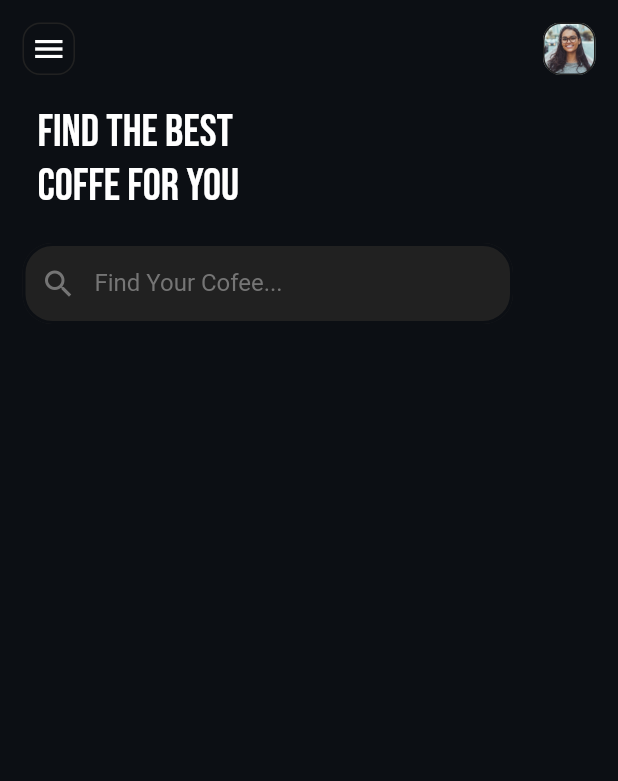
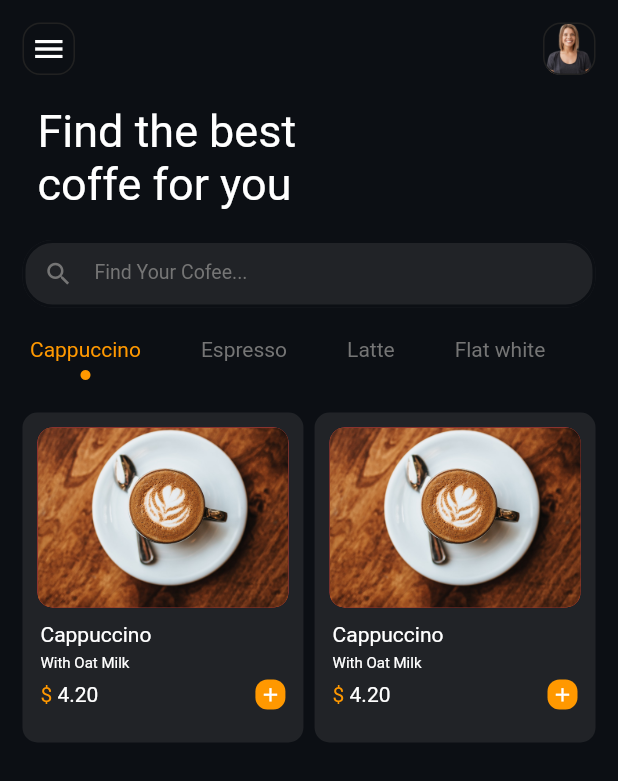
Before and after one commit to ruvima/coffee_shop_ui, a Flutter app: the screen it shows after launch, on a phone screen of 412 x 824 dp. Shown: the top 781 px of the screen. Run offline on Flutter 3.47's test engine with Material 2 defaults, Android fonts, the phone set to English and light mode, and no system bars; our stand-ins replace flutter_riverpod.

Commit message:
new font, provider and  coffee container

```diff
--- a/lib/main.dart
+++ b/lib/main.dart
@@ -2,8 +2,9 @@ import 'package:coffee_shop_ui/routes/route.dart';
 import 'package:coffee_shop_ui/screen/details_screen.dart';
 import 'package:coffee_shop_ui/screen/home_screen.dart';
 import 'package:flutter/material.dart';
+import 'package:flutter_riverpod/flutter_riverpod.dart';
 
-void main() => runApp(const MyApp());
+void main() => runApp(const ProviderScope(child: MyApp()));
 
 class MyApp extends StatelessWidget {
   const MyApp({super.key});
--- /dev/null
+++ b/lib/provider/coffee_list_provider.dart
@@ -0,0 +1,26 @@
+import 'package:flutter/foundation.dart';
+import 'package:flutter/material.dart';
+import 'package:flutter_riverpod/flutter_riverpod.dart';
+
+final selectedCoffeeProvider =
+    ChangeNotifierProvider<SelectedCoffee>((ref) => SelectedCoffee());
+
+class SelectedCoffee extends ChangeNotifier {
+  bool _isSelected;
+  int _selectedIndex;
+  SelectedCoffee([this._isSelected = true, this._selectedIndex = 0]);
+
+  bool get isSelected => _isSelected;
+  int get selectedIndex => _selectedIndex;
+
+  void selectedSwitch(value) {
+    _selectedIndex = value;
+
+    if (selectedIndex == value) {
+      _isSelected = true;
+    } else {
+      _isSelected = false;
+    }
+    notifyListeners();
+  }
+}
--- a/lib/screen/home_screen.dart
+++ b/lib/screen/home_screen.dart
@@ -1,5 +1,9 @@
-import 'package:coffee_shop_ui/widgets/small_button.dart';
+import 'package:coffee_shop_ui/widgets/coffe_vertical_container.dart';
+import 'package:coffee_shop_ui/widgets/coffee_list.dart';
 import 'package:flutter/material.dart';
+import 'package:coffee_shop_ui/widgets/appbar_icon.dart';
+import 'package:coffee_shop_ui/widgets/search_bar.dart';
+import 'package:coffee_shop_ui/widgets/title_text.dart';
 
 class HomeScreen extends StatelessWidget {
   const HomeScreen({Key? key}) : super(key: key);
@@ -9,54 +13,24 @@ class HomeScreen extends StatelessWidget {
     return Scaffold(
       backgroundColor: const Color(0xFF0C0F14),
       body: SafeArea(
+        child: SingleChildScrollView(
           child: Padding(
             padding: const EdgeInsets.symmetric(horizontal: 15, vertical: 15),
             child: Column(
               crossAxisAlignment: CrossAxisAlignment.start,
-            children: [
-              Row(
-                mainAxisAlignment: MainAxisAlignment.spaceBetween,
               children: const [
-                  SmallButton(
-                    icon: Icon(Icons.menu),
-                  ),
-                  SmallButton(
-                    decorationImage: DecorationImage(
-                      image: AssetImage('assets/person.jpg'),
-                      fit: BoxFit.cover,
-                    ),
-                  ),
+                AppBarIcon(),
+                SizedBox(height: 20),
+                TitleText(),
+                SizedBox(height: 20),
+                SearchBar(),
+                SizedBox(height: 20),
+                CoffeeList(),
+                SizedBox(height: 20),
+                CoffeVerticalContainer(),
+                SizedBox(height: 20),
               ],
             ),
-              const Padding(
-                padding: EdgeInsets.only(top: 20, left: 10, bottom: 20),
-                child: Text(
-                  'Find the best\ncoffe for you',
-                  style: TextStyle(
-                      fontSize: 30,
-                      fontWeight: FontWeight.w500,
-                      fontFamily: 'BebasNeue'),
-                ),
-              ),
-              TextField(
-                decoration: InputDecoration(
-                  filled: true,
-                  fillColor: Colors.grey.shade900,
-                  enabledBorder: const OutlineInputBorder(
-                    borderRadius: BorderRadius.all(Radius.circular(20)),
-                    borderSide: BorderSide(color: Color(0xFF0C0F14), width: 2),
-                  ),
-                  constraints:
-                      const BoxConstraints.tightFor(width: 327, height: 54),
-                  labelText: 'Find Your Cofee...',
-                  labelStyle: TextStyle(color: Colors.grey.shade600),
-                  prefixIcon: Icon(
-                    Icons.search,
-                    color: Colors.grey.shade600,
-                  ),
-                ),
-              )
-            ],
           ),
         ),
       ),
--- /dev/null
+++ b/lib/widgets/appbar_icon.dart
@@ -0,0 +1,26 @@
+import 'package:coffee_shop_ui/widgets/small_button.dart';
+import 'package:flutter/material.dart';
+
+class AppBarIcon extends StatelessWidget {
+  const AppBarIcon({
+    Key? key,
+  }) : super(key: key);
+
+  @override
+  Widget build(BuildContext context) {
+    return Row(
+      mainAxisAlignment: MainAxisAlignment.spaceBetween,
+      children: const [
+        SmallButton(
+          icon: Icon(Icons.menu),
+        ),
+        SmallButton(
+          decorationImage: DecorationImage(
+            image: AssetImage('assets/person.png'),
+            fit: BoxFit.cover,
+          ),
+        ),
+      ],
+    );
+  }
+}
--- /dev/null
+++ b/lib/widgets/coffe_vertical_container.dart
@@ -0,0 +1,110 @@
+import 'dart:ui';
+
+import 'package:flutter/material.dart';
+
+class CoffeVerticalContainer extends StatelessWidget {
+  const CoffeVerticalContainer({
+    Key? key,
+  }) : super(key: key);
+
+  @override
+  Widget build(BuildContext context) {
+    final size = (MediaQuery.of(context).size);
+    return Row(
+      mainAxisAlignment: MainAxisAlignment.spaceBetween,
+      children: [
+        CoffeeBox(size: size),
+        //////////////
+        CoffeeBox(size: size),
+      ],
+    );
+  }
+}
+
+class CoffeeBox extends StatelessWidget {
+  const CoffeeBox({
+    Key? key,
+    required this.size,
+  }) : super(key: key);
+
+  final Size size;
+
+  @override
+  Widget build(BuildContext context) {
+    return Container(
+      width: size.width / 2.2,
+      height: 220,
+      decoration: BoxDecoration(
+        borderRadius: BorderRadius.circular(10),
+        color: Colors.grey.shade600.withOpacity(0.2),
+      ),
+      child: Column(
+        crossAxisAlignment: CrossAxisAlignment.start,
+        children: [
+          Container(
+            margin: EdgeInsets.all(10),
+            height: 120,
+            decoration: BoxDecoration(
+              borderRadius: BorderRadius.circular(10),
+              color: Colors.red,
+              image: const DecorationImage(
+                scale: 50,
+                fit: BoxFit.cover,
+                image: AssetImage(
+                  'assets/coffee0_0.jpg',
+                ),
+              ),
+            ),
+          ),
+          Padding(
+            padding: const EdgeInsets.only(left: 12.0, right: 12.0, bottom: 5),
+            child: Text(
+              'Cappuccino',
+              style: TextStyle(
+                fontWeight: FontWeight.w500,
+                fontFamily: 'Roboto-Regular',
+              ),
+            ),
+          ),
+          Padding(
+            padding: EdgeInsets.only(left: 12.0, right: 12.0, bottom: 5),
+            child: const Text(
+              'With Oat Milk',
+              style: TextStyle(
+                  fontWeight: FontWeight.w500,
+                  fontFamily: 'Roboto-Regular',
+                  fontSize: 10),
+            ),
+          ),
+          Padding(
+            padding: const EdgeInsets.only(left: 12.0, right: 12.0),
+            child: Row(
+              mainAxisAlignment: MainAxisAlignment.spaceBetween,
+              children: [
+                Row(
+                  children: [
+                    Text(
+                      '\$ ',
+                      style: TextStyle(color: Colors.orange),
+                    ),
+                    Text('4.20'),
+                  ],
+                ),
+                Container(
+                    height: 20,
+                    width: 20,
+                    decoration: BoxDecoration(
+                        borderRadius: BorderRadius.circular(8),
+                        color: Colors.orange),
+                    child: Icon(
+                      Icons.add,
+                      size: 15,
+                    ))
+              ],
+            ),
+          )
+        ],
+      ),
+    );
+  }
+}
--- /dev/null
+++ b/lib/widgets/coffee_list.dart
@@ -0,0 +1,63 @@
+import 'package:coffee_shop_ui/provider/coffee_list_provider.dart';
+import 'package:flutter/material.dart';
+import 'package:flutter_riverpod/flutter_riverpod.dart';
+
+class CoffeeList extends ConsumerWidget {
+  const CoffeeList({
+    super.key,
+  });
+
+  @override
+  Widget build(BuildContext context, WidgetRef ref) {
+    final List coffeeList = ['Cappuccino', 'Espresso', 'Latte', 'Flat white'];
+    final selectedCofee = ref.watch(selectedCoffeeProvider);
+
+    return Padding(
+      padding: const EdgeInsets.symmetric(horizontal: 5),
+      child: SizedBox(
+        height: 30,
+        child: ListView.builder(
+          scrollDirection: Axis.horizontal,
+          itemCount: coffeeList.length,
+          itemBuilder: (context, index) => Row(
+            children: [
+              GestureDetector(
+                onTap: () {
+                  ref
+                      .read(selectedCoffeeProvider.notifier)
+                      .selectedSwitch(index);
+                },
+                child: Column(
+                  children: [
+                    Text(
+                      coffeeList[index].toString(),
+                      style: TextStyle(
+                          fontWeight: FontWeight.w500,
+                          fontFamily: 'Roboto-Regular',
+                          color: selectedCofee.isSelected &&
+                                  selectedCofee.selectedIndex == index
+                              ? Colors.orange
+                              : Colors.grey.shade600),
+                    ),
+                    const SizedBox(height: 5),
+                    selectedCofee.isSelected &&
+                            selectedCofee.selectedIndex == index
+                        ? const Icon(
+                            Icons.circle,
+                            size: 8,
+                            color: Colors.orange,
+                          )
+                        : const SizedBox.shrink(),
+                  ],
+                ),
+              ),
+              const SizedBox(
+                width: 40,
+              ),
+            ],
+          ),
+        ),
+      ),
+    );
+  }
+}
--- /dev/null
+++ b/lib/widgets/search_bar.dart
@@ -0,0 +1,35 @@
+import 'package:flutter/material.dart';
+
+class SearchBar extends StatelessWidget {
+  const SearchBar({
+    Key? key,
+  }) : super(key: key);
+
+  @override
+  Widget build(BuildContext context) {
+    return TextField(
+      decoration: InputDecoration(
+        filled: true,
+        fillColor: Colors.grey.shade600.withOpacity(0.2),
+        enabledBorder: const OutlineInputBorder(
+          borderRadius: BorderRadius.all(Radius.circular(20)),
+          borderSide: BorderSide(color: Color(0xFF0C0F14), width: 2),
+        ),
+        constraints: const BoxConstraints.tightFor(
+          height: 45,
+        ),
+        labelText: 'Find Your Cofee...',
+        labelStyle: TextStyle(
+            color: Colors.grey.shade600,
+            fontWeight: FontWeight.w400,
+            fontFamily: 'Roboto-Regular',
+            fontSize: 13),
+        prefixIcon: Icon(
+          Icons.search,
+          color: Colors.grey.shade600,
+          size: 20,
+        ),
+      ),
+    );
+  }
+}
--- /dev/null
+++ b/lib/widgets/title_text.dart
@@ -0,0 +1,21 @@
+import 'package:flutter/material.dart';
+
+class TitleText extends StatelessWidget {
+  const TitleText({
+    Key? key,
+  }) : super(key: key);
+
+  @override
+  Widget build(BuildContext context) {
+    return const Padding(
+      padding: EdgeInsets.only(left: 10),
+      child: Text(
+        'Find the best\ncoffe for you',
+        style: TextStyle(
+            fontSize: 30,
+            fontWeight: FontWeight.w500,
+            fontFamily: 'Roboto-Regular'),
+      ),
+    );
+  }
+}
--- a/pubspec.yaml
+++ b/pubspec.yaml
@@ -27,10 +27,10 @@ flutter:
   assets:
     - assets/
   fonts:
-    - family: BebasNeue
+    - family: Roboto-Regular
       fonts:
-        - asset: fonts/BebasNeue-Regular.ttf
-          style: normal
+        - asset: fonts/Roboto-Regular.ttf
+          weight: 400
   #   - family: Trajan Pro
   #     fonts:
   #       - asset: fonts/TrajanPro.ttf
```
Also changed, not shown: assets/coffee0_0.jpg (added), assets/coffee1_0.jpg (added), assets/coffee_1.jpg (deleted), assets/coffee_2.jpg (deleted), assets/person.jpg (deleted), assets/person.png (added), fonts/BebasNeue-Regular.ttf (deleted), fonts/Roboto-Regular.ttf (added). Lines whose indentation alone changed are shown as unchanged.
